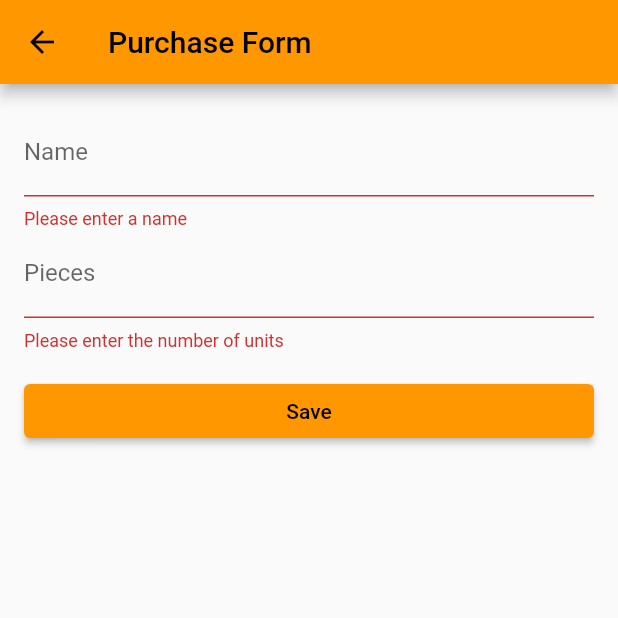
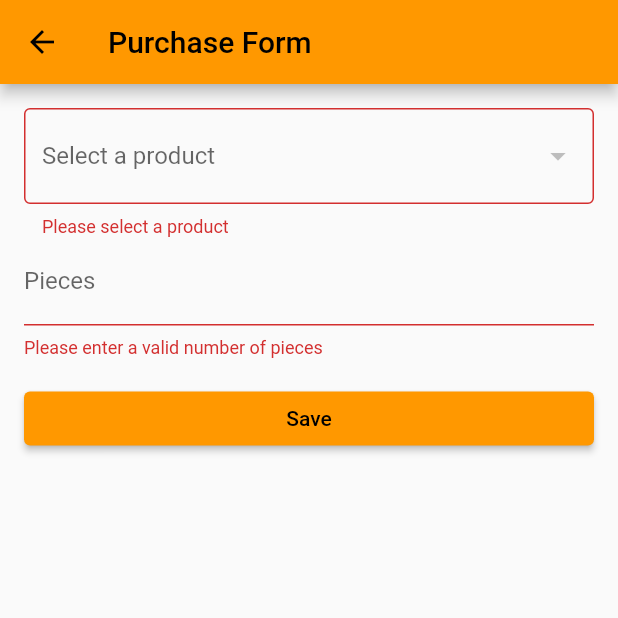
Before and after one commit to perezramirezzld/flutter_firebase, a Flutter app: the addpurchase screen opened by its route, after a tap on "Save", on a phone screen of 412 x 824 dp, the top half of it. Run offline on Flutter 3.47's test engine with Material 2 defaults, Android fonts, the phone set to English and light mode, and no system bars; our stand-ins replace cloud_firestore, firebase_core, get; accounts and stored records are empty.

Commit message:
ya modifica inventario

```diff
--- a/lib/screens/purchase/addPurchase_screen.dart
+++ b/lib/screens/purchase/addPurchase_screen.dart
@@ -1,10 +1,13 @@
+import 'dart:async';
 import 'package:flutter/material.dart';
 import 'package:flutter/src/widgets/container.dart';
 import 'package:flutter/src/widgets/framework.dart';
 import 'package:flutter_firebase/screens/product/product_screen.dart';
 import 'package:get/get.dart';
+import 'package:cloud_firestore/cloud_firestore.dart';
 
 import '../../controller/data_controller.dart';
+import '../../models/product_model.dart';
 import '../../models/purchase_model.dart';
 import '../../service/firebase_service.dart';
 
@@ -15,32 +18,55 @@ class addpurchase extends StatefulWidget {
   State<addpurchase> createState() => _addpurchaseState();
 }
 
-final _formKey = GlobalKey<FormState>();
-final _nameController = TextEditingController();
-final _piecesController = TextEditingController();
+class _addpurchaseState extends State<addpurchase> {
+  StreamSubscription<QuerySnapshot>? _subscription;
+  final controller = Get.put(DataController());
+  List<Product> productModel = [];
+  Product? selectedProduct;
 
-class _addpurchaseState extends State<addpurchase> {
-  final controller = Get.put(DataController());
+  int pieces = 0;
+  int newPieces = 0;
+
+  final _formKey = GlobalKey<FormState>();
+  final _nameController = TextEditingController();
+  final _piecesController = TextEditingController();
+
   @override
   void initState() {
     clear();
+    _subscribeToProducts();
     super.initState();
-  }
-
-  Future<void> initData() async {
-    await controller.getAllPurchases();
-    Future.delayed(const Duration(milliseconds: 300), () {
-      setState(() {});
-      Navigator.of(context).pushNamed('/purchases');
-    });
   }
 
   Future<void> agregar() async {
     Purchase purchase = Purchase(
-      name: _nameController.text,
+      name: selectedProduct!.name,
       pieces: int.parse(_piecesController.text),
     );
+
+    updateUnits(selectedProduct!.uid!, newPieces);
     controller.addPurchase(purchase);
+  }
+
+  void _subscribeToProducts() {
+    _subscription = FirebaseFirestore.instance
+        .collection('product')
+        .snapshots()
+        .listen((QuerySnapshot snapshot) {
+      setState(() {
+        productModel = snapshot.docs.map((DocumentSnapshot document) {
+          return Product(
+            uid: document.id,
+            name: document['name'],
+            description: document['description'],
+            units: document['units'],
+            cost: document['cost'],
+            price: document['price'],
+            utility: document['utility'],
+          );
+        }).toList();
+      });
+    });
   }
 
   void clear() {
@@ -61,27 +87,49 @@ class _addpurchaseState extends State<addpurchase> {
           child: Column(
             crossAxisAlignment: CrossAxisAlignment.stretch,
             children: [
-              TextFormField(
-                controller: _nameController,
-                decoration: const InputDecoration(labelText: 'Name'),
+              DropdownButtonFormField<Product>(
+                value: selectedProduct,
+                onChanged: (Product? newValue) {
+                  setState(() {
+                    selectedProduct = newValue;
+                    print(selectedProduct!.units);
+                  });
+                },
+                items: productModel.isEmpty
+                    ? []
+                    : productModel
+                        .map<DropdownMenuItem<Product>>((Product product) {
+                        return DropdownMenuItem<Product>(
+                          value: product,
+                          child: Text(product.name),
+                        );
+                      }).toList(),
+                decoration: InputDecoration(
+                  labelText: 'Select a product',
+                  border: OutlineInputBorder(),
+                ),
                 validator: (value) {
-                  if (value == null || value.isEmpty) {
-                    return 'Please enter a name';
+                  if (value == null) {
+                    return 'Please select a product';
                   }
                   return null;
                 },
               ),
               TextFormField(
                 controller: _piecesController,
+                onChanged: (value) {
+                  setState(() {
+                    pieces = int.tryParse(value) ?? 0;
+                    newPieces = selectedProduct!.units + pieces;
+                  });
+                },
                 decoration: const InputDecoration(labelText: 'Pieces'),
                 keyboardType: TextInputType.number,
                 validator: (value) {
-                  if (value == null || value.isEmpty) {
-                    return 'Please enter the number of units';
-                  }
-                  final int? units = int.tryParse(value);
-                  if (units == null || units < 1) {
-                    return 'Please enter a valid number of units';
+                  if (value == null ||
+                      int.tryParse(value) == null ||
+                      value.isEmpty) {
+                    return 'Please enter a valid number of pieces';
                   }
                   return null;
                 },
@@ -90,8 +138,8 @@ class _addpurchaseState extends State<addpurchase> {
               ElevatedButton(
                 onPressed: () async {
                   if (_formKey.currentState!.validate()) {
-                    agregar().then((value) => initData());
-
+                    agregar();
+                    Navigator.of(context).pushNamed('/purchases');
                   }
                 },
                 child: Text('Save'),
--- a/lib/screens/purchase/updatePurchase_screen.dart
+++ b/lib/screens/purchase/updatePurchase_screen.dart
@@ -1,7 +1,11 @@
+import 'dart:async';
 import 'package:flutter/material.dart';
 import 'package:get/get.dart';
 import 'package:flutter_firebase/models/purchase_model.dart';
 import '../../controller/data_controller.dart';
+import 'package:cloud_firestore/cloud_firestore.dart';
+
+import '../../models/product_model.dart';
 
 class UpdatePurchase extends StatefulWidget {
   UpdatePurchase({Key? key}) : super(key: key);
@@ -10,9 +14,10 @@ class UpdatePurchase extends StatefulWidget {
   State<UpdatePurchase> createState() => _UpdatePurchaseState();
 }
 
-
-
 class _UpdatePurchaseState extends State<UpdatePurchase> {
+  StreamSubscription<QuerySnapshot>? _subscription;
+  List<Product> productModel = [];
+  Product? selectedProduct;
   final uid = TextEditingController();
   final _formKey = GlobalKey<FormState>();
   final _nameController = TextEditingController();
@@ -30,23 +35,44 @@ class _UpdatePurchaseState extends State<UpdatePurchase> {
   void initState() {
     super.initState();
     controller.getAllPurchases();
+    _subscribeToProducts();
   }
 
-  Future<void> changeScreen() async{
+  void _subscribeToProducts() {
+    _subscription = FirebaseFirestore.instance
+        .collection('product')
+        .snapshots()
+        .listen((QuerySnapshot snapshot) {
+      setState(() {
+        productModel = snapshot.docs.map((DocumentSnapshot document) {
+          return Product(
+            uid: document.id,
+            name: document['name'],
+            description: document['description'],
+            units: document['units'],
+            cost: document['cost'],
+            price: document['price'],
+            utility: document['utility'],
+          );
+        }).toList();
+      });
+    });
+  }
+
+  Future<void> changeScreen() async {
     Future.delayed(const Duration(seconds: 1), () {
       setState(() {});
       Navigator.of(context).pushNamed('/purchases');
     });
-
   }
 
   @override
   Widget build(BuildContext context) {
     final Map<dynamic, dynamic> arguments =
         ModalRoute.of(context)!.settings.arguments as Map<dynamic, dynamic>;
-        uid.text = arguments['uid'];
-        _nameController.text = arguments['name'];
-        _piecesController.text = arguments['pieces'].toString();
+    uid.text = arguments['uid'];
+    _nameController.text = arguments['name'];
+    _piecesController.text = arguments['pieces'].toString();
     return Scaffold(
       appBar: AppBar(
         title: const Text('Update Purchase'),
@@ -58,15 +84,30 @@ class _UpdatePurchaseState extends State<UpdatePurchase> {
           child: Column(
             crossAxisAlignment: CrossAxisAlignment.stretch,
             children: [
-              TextFormField(
-                controller: _nameController,
-                decoration: const InputDecoration(
+              DropdownButtonFormField<Product>(
+                value: selectedProduct,
+                onChanged: (Product? newValue) {
+                  setState(() {
+                    selectedProduct = newValue;
+                    print(selectedProduct!.units);
+                  });
+                },
+                items: productModel.isEmpty
+                    ? []
+                    : productModel
+                        .map<DropdownMenuItem<Product>>((Product product) {
+                        return DropdownMenuItem<Product>(
+                          value: product,
+                          child: Text(product.name),
+                        );
+                      }).toList(),
+                decoration: InputDecoration(
+                  labelText: 'Select a product',
                   border: OutlineInputBorder(),
-                  labelText: 'Name',
                 ),
                 validator: (value) {
-                  if (value == null || value.isEmpty) {
-                    return 'Please enter a name';
+                  if (value == null) {
+                    return 'Please select a product';
                   }
                   return null;
                 },
@@ -91,10 +132,12 @@ class _UpdatePurchaseState extends State<UpdatePurchase> {
                   if (_formKey.currentState!.validate()) {
                     Purchase purchase = Purchase(
                       uid: uid.text,
-                      name: _nameController.text,
+                      name: selectedProduct!.name,
                       pieces: int.parse(_piecesController.text),
                     );
-                    controller.updatePurchase(purchase).then((value) => changeScreen());
+                    controller
+                        .updatePurchase(purchase)
+                        .then((value) => changeScreen());
                   }
                 },
                 child: const Text('Save'),
@@ -103,7 +146,6 @@ class _UpdatePurchaseState extends State<UpdatePurchase> {
           ),
         ),
       ),
-
     );
   }
 }
--- a/lib/service/firebase_service.dart
+++ b/lib/service/firebase_service.dart
@@ -147,12 +147,11 @@ Future<void> updateProductM(ProductM productM) async {
   });
 }
 
-// Future<void> updateUnits(String uid, int i) async {
-//   int negativeI = -i; // Asegúrate de que 'i' sea negativo
-//   await FirebaseFirestore.instance.collection('product').doc(uid).update({
-//     'units': FieldValue.increment(negativeI),
-//   });
-// }
+Future<void> updateUnits(String uid, int i) async {
+  await FirebaseFirestore.instance.collection('product').doc(uid).update({
+    'units': i,
+  });
+}
 
 
 Future<void> updateSaleF(Sale sale) async {
```
Also changed, not shown: lib/screens/sale/addSale_screen.dart (+4 -18 lines), lib/screens/sale/upSale_screen.dart (+14 -4 lines).
